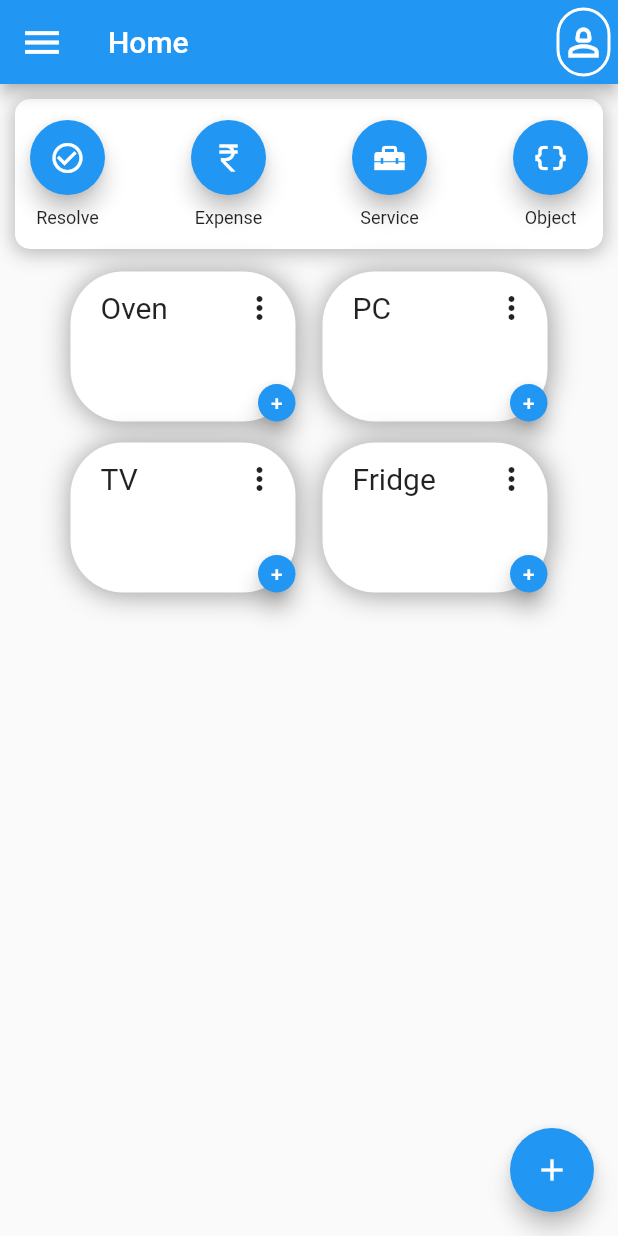
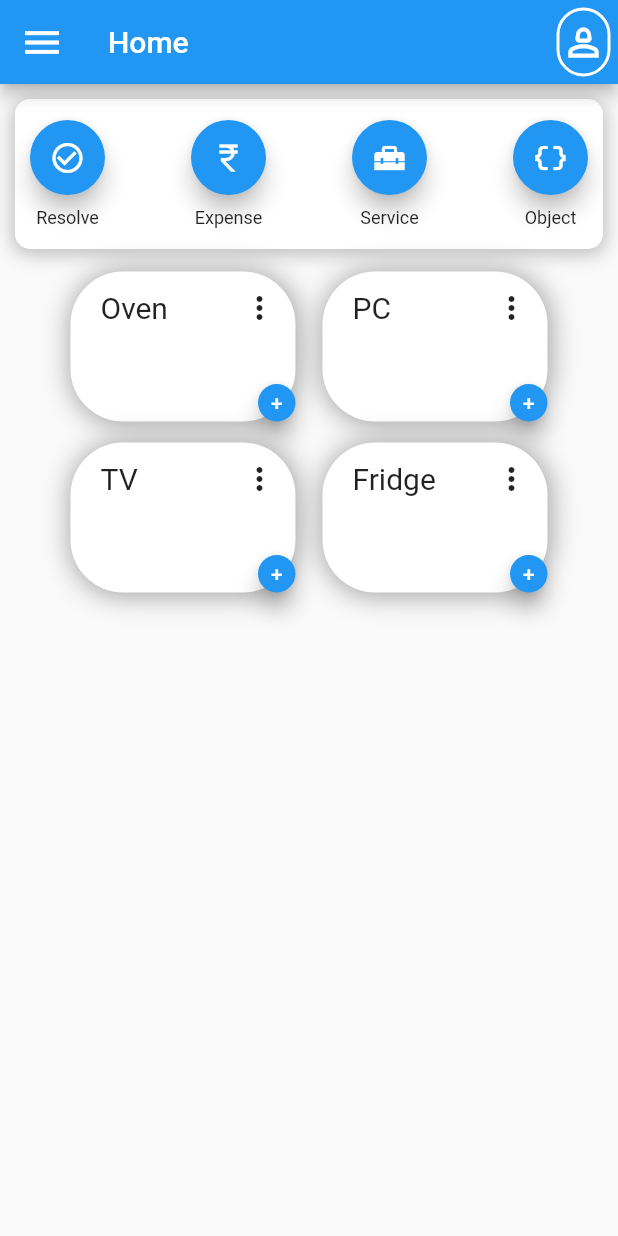
Before and after one commit to Aditya-Y-29/DEP, a Flutter app: the MyHomePage screen opened directly, after a tap on "Home", on a phone screen of 412 x 824 dp. Run offline on Flutter 3.47's test engine with Material 2 defaults, Android fonts, the phone set to English and light mode, and no system bars; our stand-ins replace firebase_auth, firebase_core, pinput; missing offline and left inert: dart:ffi; accounts and stored records are empty.

Commit message:
rewrote overwritten changes

```diff
--- a/hello_world/lib/Pages/community_page.dart
+++ b/hello_world/lib/Pages/community_page.dart
@@ -46,7 +46,17 @@ class _CommunityPageState extends State<CommunityPage> {
                 width: 2,
               ),
             ),
-            child: Icon(Icons.person_2_outlined, size: 30,),
+            child: GestureDetector(
+              onTap: () {
+                Navigator.push(
+                  context,
+                  MaterialPageRoute(
+                    builder: (context) => const ProfilePage(),
+                  ),
+                );
+              },
+              child: const Icon(Icons.person_2_outlined, size: 30,),
+            )
           )
         ],
       ),
@@ -198,15 +208,6 @@ class _CommunityPageState extends State<CommunityPage> {
           );
         },
       ),
-      floatingActionButton: FloatingActionButton(
-        onPressed: () {
-          Navigator.push(
-            context,
-            MaterialPageRoute(builder: (context) => const ProfilePage()),
-          );
-        },
-        child: const Icon(Icons.add),
-      )
     );
   }
 }
--- a/hello_world/lib/Pages/home_page.dart
+++ b/hello_world/lib/Pages/home_page.dart
@@ -1,5 +1,6 @@
 import 'package:flutter/material.dart';
 import 'package:hello_world/Pages/community_page.dart';
+import 'package:hello_world/Pages/profile_page.dart';
 import 'package:provider/provider.dart';
 import '../components/community.dart';
 import '../screens/add_community.dart';
@@ -72,65 +73,7 @@ class _MyHomePageState extends State<MyHomePage> {
                     ),
                   ],
                 ),
-                child: Row(
-                  mainAxisAlignment: MainAxisAlignment.spaceBetween,
-                  children: [
-                    Container(
-                      child: Column(
-                        mainAxisAlignment: MainAxisAlignment.spaceAround,
-                        children: [
-                          Container(
-                            height: 50,
-                            width: 50,
-                            child: FloatingActionButton(
-                              onPressed: () {
-                                Navigator.push(
-                                  context,
-                                  MaterialPageRoute(
-                                    builder: (context) => AddExpenseServiceCommunity(selectedPage: 2),
-                                  ),
-                                );
-                              },
-                              child: const Icon(Icons.home_work),
-                            ),
-                          ),
-                          const Text(
-                            "Community",
-                            style: TextStyle(
-                              fontSize: 12,
-                            ),
-                          ),
-                        ],
-                      ),
-                    ),
-                    Container(
-                      child: Column(
-                        mainAxisAlignment: MainAxisAlignment.spaceAround,
-                        children: [
-                          Container(
-                            height: 50,
-                            width: 50,
-                            child: FloatingActionButton(
-                              onPressed: () {
-                                Navigator.push(
-                                  context,
-                                  MaterialPageRoute(
-                                    builder: (context) => AddExpenseServiceCommunity(selectedPage: 0),
-                                  ),
-                                );
-                              },
-                              child: const Icon(Icons.monetization_on_sharp),
-                            ),
-                          ),
-                          const Text(
-                            "Expense",
-                            style: TextStyle(
-                              fontSize: 12,
-                            ),
-                          ),
-                        ],
-                      ),
-                    ),
+
                     child: Row(
                       mainAxisAlignment: MainAxisAlignment.spaceBetween,
                       children: [
@@ -245,26 +188,14 @@ class _MyHomePageState extends State<MyHomePage> {
                               ),
                             ],
                           ),
-                        ],
-                      ),
+                        ),
+                      ],
                     ),
-                  ],
-                ),
-              ),
+                  ),
               Wrap(
                 spacing: 8,
                 runSpacing: 4,
-                children: [
-                  Community(
-                    name: communityDataProvider.communities[0],
-                  ),
-                  Community(
-                    name: communityDataProvider.communities[1],
-                  ),
-                  Community(
-                    name: communityDataProvider.communities[2],
-                  ),
-                ]
+                children: List.of(communityDataProvider.communities.map((e) => Community(name: e)))
               ),
             ],
           );
--- a/hello_world/lib/components/community.dart
+++ b/hello_world/lib/components/community.dart
@@ -1,5 +1,6 @@
 import 'package:flutter/material.dart';
 import 'package:hello_world/Pages/community_page.dart';
+import '../Pages/add_from_community_page.dart';
 import '../Pages/add_home_page_floating_button.dart';
 
 class Community extends StatefulWidget {
@@ -111,7 +112,7 @@ class _CommunityState extends State<Community> {
                 onPressed: (){
                   Navigator.push(
                     context,
-                    MaterialPageRoute(builder: (context) => AddFromHomePage(selectedPage: 0)),
+                    MaterialPageRoute(builder: (context) => AddFromCommunityPage(selectedPage: 0, communityName: widget.name,)),
                   );
                 },
                 child: const  Text(
--- a/hello_world/lib/components/object.dart
+++ b/hello_world/lib/components/object.dart
@@ -1,6 +1,8 @@
 import 'package:flutter/material.dart';
+import 'package:hello_world/Pages/add_from_community_page.dart';
 import 'package:hello_world/Pages/object_page.dart';
 
+import '../Pages/add_from_object_page.dart';
 import '../Pages/add_home_page_floating_button.dart';
 import 'community.dart';
 
@@ -86,7 +88,7 @@ class _ObjectState extends State<Object> {
                   onPressed: (){
                     Navigator.push(
                       context,
-                      MaterialPageRoute(builder: (context) => AddFromHomePage(selectedPage: 0)),
+                      MaterialPageRoute(builder: (context) => AddFromObjectPage(selectedPage: 0, communityName: widget.communityName, objectName: widget.name,)),
                     );
                   },
                   child: const  Text(
@@ -104,6 +106,6 @@ class _ObjectState extends State<Object> {
 
 
 const List<Choice> choices = <Choice> [
-  Choice(name: 'Add Expense'),
-  Choice(name: 'Add Service')
+  Choice(name: 'Add to Favourites'),
+  Choice(name: 'Delete Object')
 ];
--- a/hello_world/lib/main.dart
+++ b/hello_world/lib/main.dart
@@ -1,5 +1,6 @@
 import 'package:firebase_core/firebase_core.dart';
 import 'package:flutter/material.dart';
+import 'package:hello_world/Pages/home_page.dart';
 import 'Pages/login_page.dart';
 import 'provider/data_provider.dart';
 import 'package:provider/provider.dart';
@@ -23,7 +24,7 @@ class MyApp extends StatelessWidget {
         theme: ThemeData(
           primarySwatch: Colors.blue,
         ),
-        home: const MyPhone(),
+        home: const MyHomePage(),
       ),
     );
   }
--- a/hello_world/lib/screens/add_community.dart
+++ b/hello_world/lib/screens/add_community.dart
@@ -61,6 +61,7 @@ class CommunityData extends State<CommunityScreen> {
                 child: FloatingActionButton(
                   onPressed: (){
                     providerCommunity.addCommunity(communityName.text);
+                    Navigator.pop(context);
                   },
                   child: const Icon(Icons.check),
                 )
--- a/hello_world/lib/screens/add_object.dart
+++ b/hello_world/lib/screens/add_object.dart
@@ -107,7 +107,7 @@ class ObjectData extends State<ObjectScreen> {
                       margin: const EdgeInsets.only(top: 20.0),
                       child: FloatingActionButton(
                         onPressed: () {
-                          providerCommunity.communityObjectMap[communityDropDown]!.add(objectName.text);
+                          providerCommunity.addObject(communityDropDown, objectName.text);
                           Navigator.pop(context);
                         },
                         child: const Icon(Icons.check),
```
Also changed, not shown: hello_world/lib/Pages/add_home_page_floating_button.dart (+6 -4 lines), hello_world/lib/provider/data_provider.dart (+7 -1 lines).
